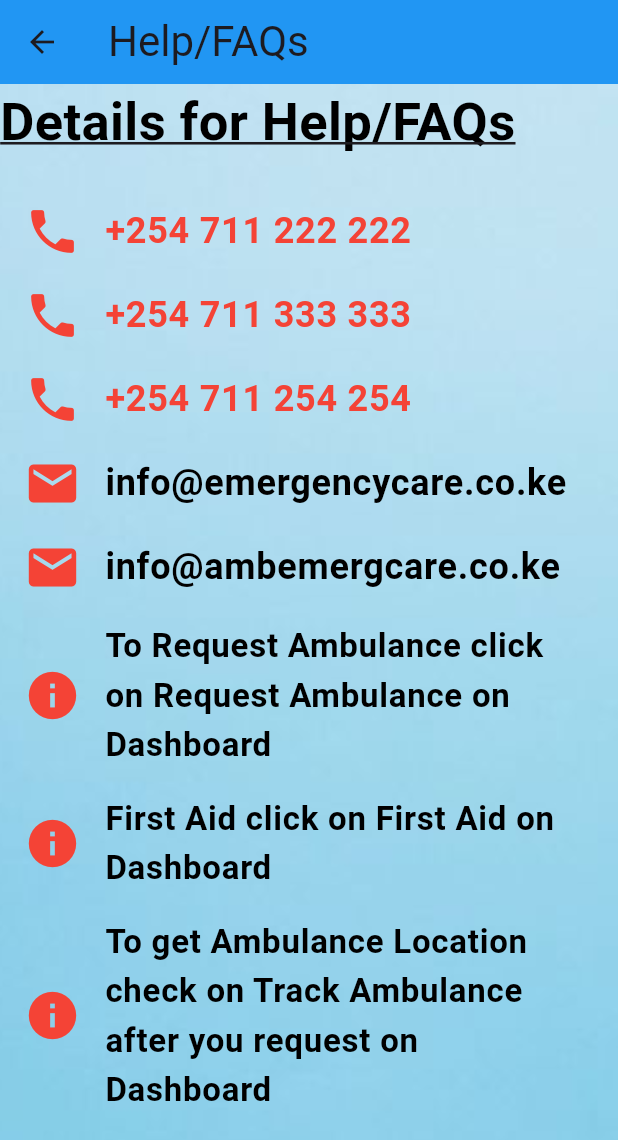
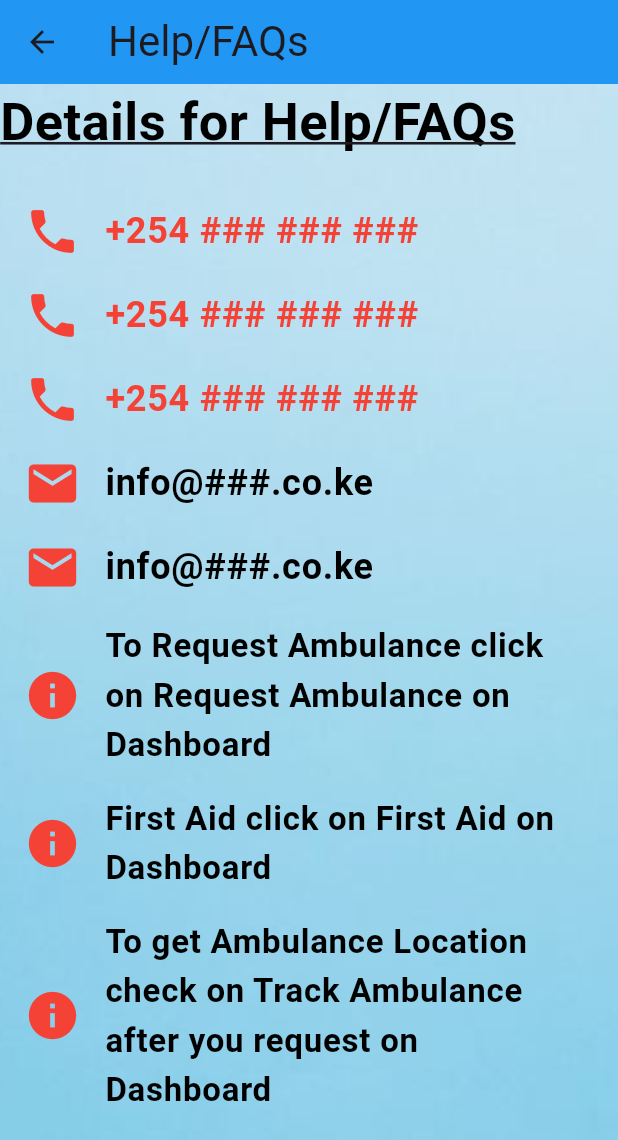
Before and after one commit to KushDayv/ambulance-app, a Flutter app: the HelpFaqsDetails screen opened directly, on a phone screen of 412 x 824 dp. Shown: the top 1140 px of the screen. Run offline on Flutter 3.47's test engine with Material 3 defaults, Android fonts, the phone set to English and light mode, and no system bars; our stand-ins replace firebase_auth, firebase_core, firebase_database, fluttertoast, geolocator, google_maps_flutter and 2 more; accounts and stored records are empty.

Commit message:
Update helpfaqs.dart

```diff
--- a/lib/helpfaqs.dart
+++ b/lib/helpfaqs.dart
@@ -40,35 +40,35 @@ class HelpFaqsDetails extends StatelessWidget {
                 ListTile(
                   leading: Icon(Icons.phone, color: Colors.red, size: 38),
                   title: Text(
-                    '+254 711 222 222',
+                    '+254 ### ### ###',
                     style: TextStyle(color: Colors.red, fontSize: 24, fontWeight: FontWeight.bold),
                   ),
                 ),
                 ListTile(
                   leading: Icon(Icons.phone, color: Colors.red, size: 38),
                   title: Text(
-                    '+254 711 333 333',
+                    '+254 ### ### ###',
                     style: TextStyle(color: Colors.red, fontSize: 24, fontWeight: FontWeight.bold),
                   ),
                 ),
                 ListTile(
                   leading: Icon(Icons.phone, color: Colors.red, size: 38),
                   title: Text(
-                    '+254 711 254 254 ',
+                    '+254 ### ### ###',
                     style: TextStyle(color: Colors.red, fontSize: 24, fontWeight: FontWeight.bold),
                   ),
                 ),
                 ListTile(
                   leading: Icon(Icons.email, color: Colors.red, size: 38,),
                   title: Text(
-                    'info@emergencycare.co.ke',
+                    'info@###.co.ke',
                     style: TextStyle(color: Colors.black, fontSize: 24, fontWeight: FontWeight.bold),
                   ),
                 ),
                 ListTile(
                   leading: Icon(Icons.email, color: Colors.red, size: 38,),
                   title: Text(
-                    'info@ambemergcare.co.ke',
+                    'info@###.co.ke',
                     style: TextStyle(color: Colors.black, fontSize: 24, fontWeight: FontWeight.bold),
                   ),
                 ),
```
